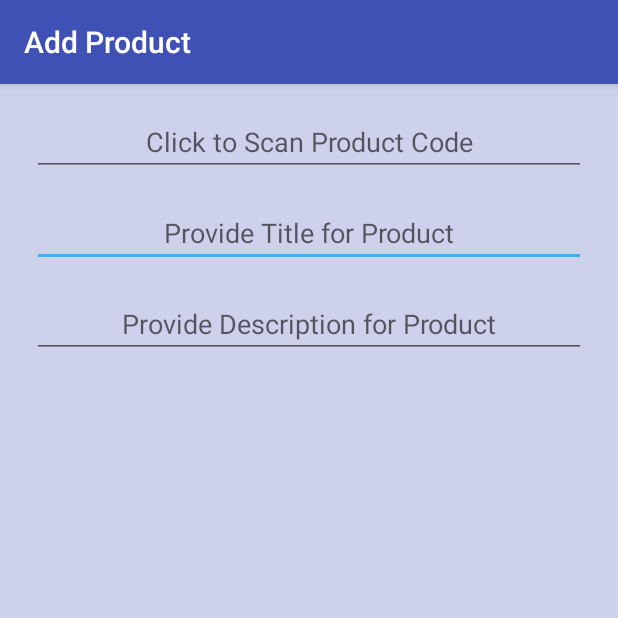
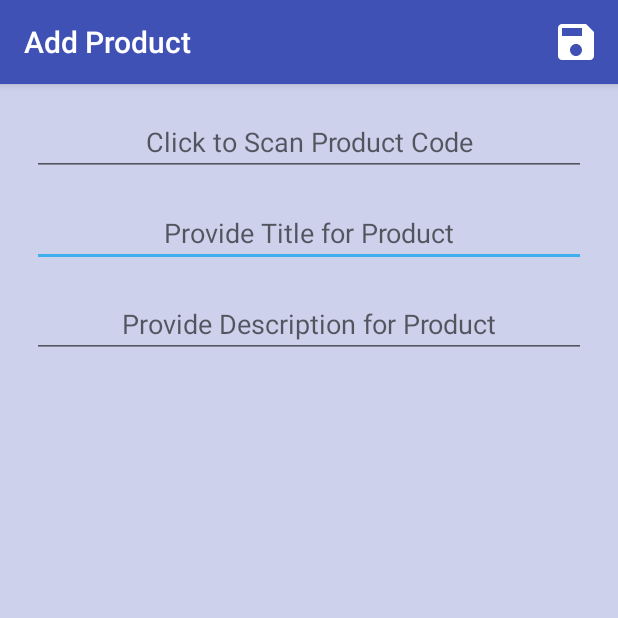
Before and after one commit to S-Sheikh/Product_BarcodeScanner, an Android app: the Add_New_Product screen opened directly, with no data from a screen before it, on a phone screen of 412 x 824 dp, the top half of it. Run offline under Robolectric (Android 15) with nearby library versions, the phone set to English and light mode, and no system bars; libraries missing offline, so code that uses them is left out: com.google.zxing.integration.

Commit message:
25/08/2016 Local Database Insert Added

```diff
--- a/app/build.gradle
+++ b/app/build.gradle
@@ -27,4 +27,5 @@ dependencies {
     compile 'com.journeyapps:zxing-android-legacy:2.0.1@aar'
     compile 'com.journeyapps:zxing-android-integration:2.0.1@aar'
     compile 'com.google.zxing:core:3.0.1'
+    compile files('libs/backendless.jar')
 }
--- /dev/null
+++ b/app/src/main/res/drawable/ic_save.xml
@@ -0,0 +1,10 @@
+<vector xmlns:android="http://schemas.android.com/apk/res/android"
+    android:width="48dp"
+    android:height="48dp"
+    android:tint="@color/colorTint"
+    android:viewportHeight="24.0"
+    android:viewportWidth="24.0">
+    <path
+        android:fillColor="#FF000000"
+        android:pathData="M17,3L5,3c-1.11,0 -2,0.9 -2,2v14c0,1.1 0.89,2 2,2h14c1.1,0 2,-0.9 2,-2L21,7l-4,-4zM12,19c-1.66,0 -3,-1.34 -3,-3s1.34,-3 3,-3 3,1.34 3,3 -1.34,3 -3,3zM15,9L5,9L5,5h10v4z" />
+</vector>
--- a/app/src/main/res/layout/activity_add__new__product.xml
+++ b/app/src/main/res/layout/activity_add__new__product.xml
@@ -3,8 +3,8 @@
     xmlns:tools="http://schemas.android.com/tools"
     android:layout_width="match_parent"
     android:layout_height="match_parent"
+    android:background="@color/colorBackground"
     android:orientation="vertical"
-    android:background="@color/colorBackground"
     android:paddingBottom="@dimen/activity_vertical_margin"
     android:paddingLeft="@dimen/activity_horizontal_margin"
     android:paddingRight="@dimen/activity_horizontal_margin"
@@ -12,37 +12,38 @@
     tools:context="za.ac.cut.productscanner.MainActivity">
 
     <EditText
+        android:id="@+id/et_scan"
         android:layout_width="match_parent"
         android:layout_height="wrap_content"
-        android:id="@+id/et_scan"
-        android:focusableInTouchMode="false"
         android:layout_gravity="center_horizontal"
-        android:gravity="center_horizontal"
-        android:hint="@string/hint_clickToScan"
         android:layout_marginLeft="5dp"
         android:layout_marginRight="5dp"
         android:clickable="true"
+        android:focusableInTouchMode="false"
+        android:gravity="center_horizontal"
+        android:hint="@string/hint_clickToScan"
         android:onClick="onClick_et_scan" />
+    <!--android:focusableInTouchMode="false"-->
 
     <EditText
+        android:id="@+id/et_title"
         android:layout_width="match_parent"
         android:layout_height="wrap_content"
-        android:id="@+id/et_title"
         android:layout_gravity="center_horizontal"
+        android:layout_marginLeft="5dp"
+        android:layout_marginRight="5dp"
+        android:layout_marginTop="15dp"
         android:gravity="center_horizontal"
-        android:hint="@string/hint_title"
-        android:layout_marginTop="15dp"
-        android:layout_marginLeft="5dp"
-        android:layout_marginRight="5dp" />
+        android:hint="@string/hint_title" />
 
     <EditText
+        android:id="@+id/et_description"
         android:layout_width="match_parent"
         android:layout_height="wrap_content"
-        android:id="@+id/et_description"
         android:layout_gravity="center_horizontal"
+        android:layout_marginLeft="5dp"
+        android:layout_marginRight="5dp"
+        android:layout_marginTop="15dp"
         android:gravity="center_horizontal"
-        android:hint="@string/hint_description"
-        android:layout_marginTop="15dp"
-        android:layout_marginLeft="5dp"
-        android:layout_marginRight="5dp" />
+        android:hint="@string/hint_description" />
 </LinearLayout>
--- /dev/null
+++ b/app/src/main/res/menu/add_option.xml
@@ -0,0 +1,12 @@
+<?xml version="1.0" encoding="utf-8"?>
+<menu xmlns:android="http://schemas.android.com/apk/res/android"
+    xmlns:ProductScanner="http://schemas.android.com/apk/res-auto">
+
+    <item
+        android:id="@+id/save_new_product"
+        android:icon="@drawable/ic_save"
+        android:orderInCategory="101"
+        android:title="@string/sync_database"
+        ProductScanner:showAsAction="always" />
+
+</menu>
```
Also changed, not shown: app/src/main/AndroidManifest.xml (+6 -2 lines), app/src/main/java/za/ac/cut/productscanner/Add_New_Product.java (+102 -3 lines), app/src/main/java/za/ac/cut/productscanner/DBHelper.java (added, +93 -0 lines), app/src/main/java/za/ac/cut/productscanner/MainActivity.java (+23 -2 lines), app/src/main/java/za/ac/cut/productscanner/Product.java (added, +50 -0 lines), app/src/main/java/za/ac/cut/productscanner/ProductApplication.java (added, +18 -0 lines), app/src/main/res/layout/activity_main.xml (+10 -8 lines), app/src/main/res/menu/option_buttons.xml (+5 -4 lines), app/libs/backendless.jar (added).
